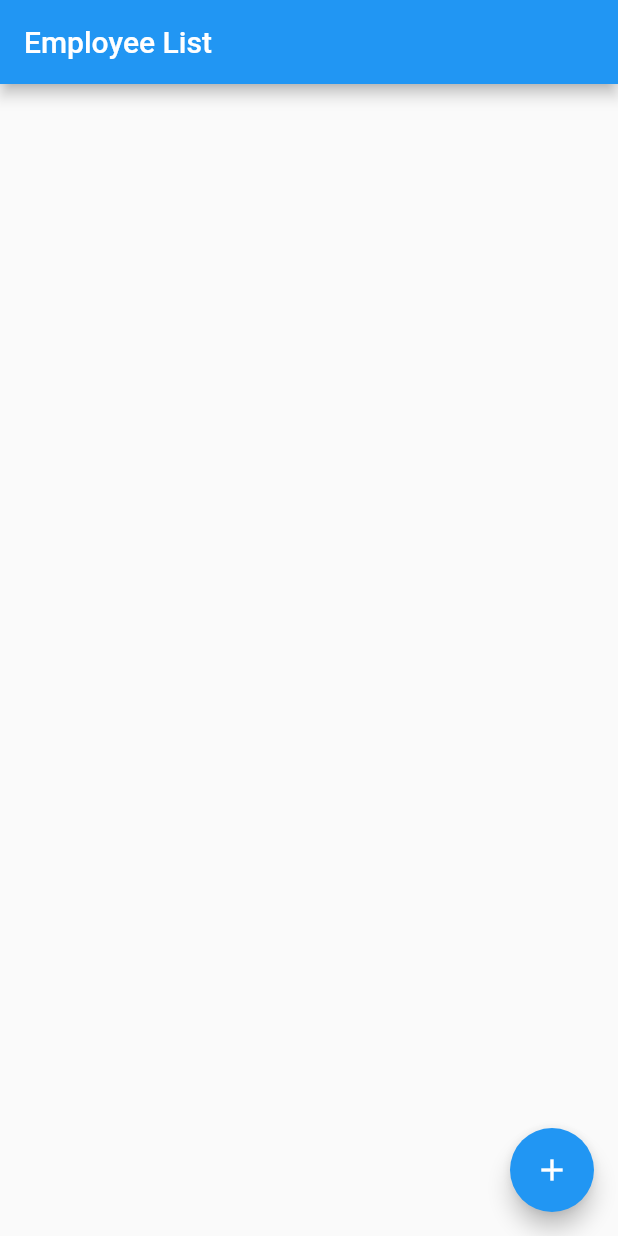
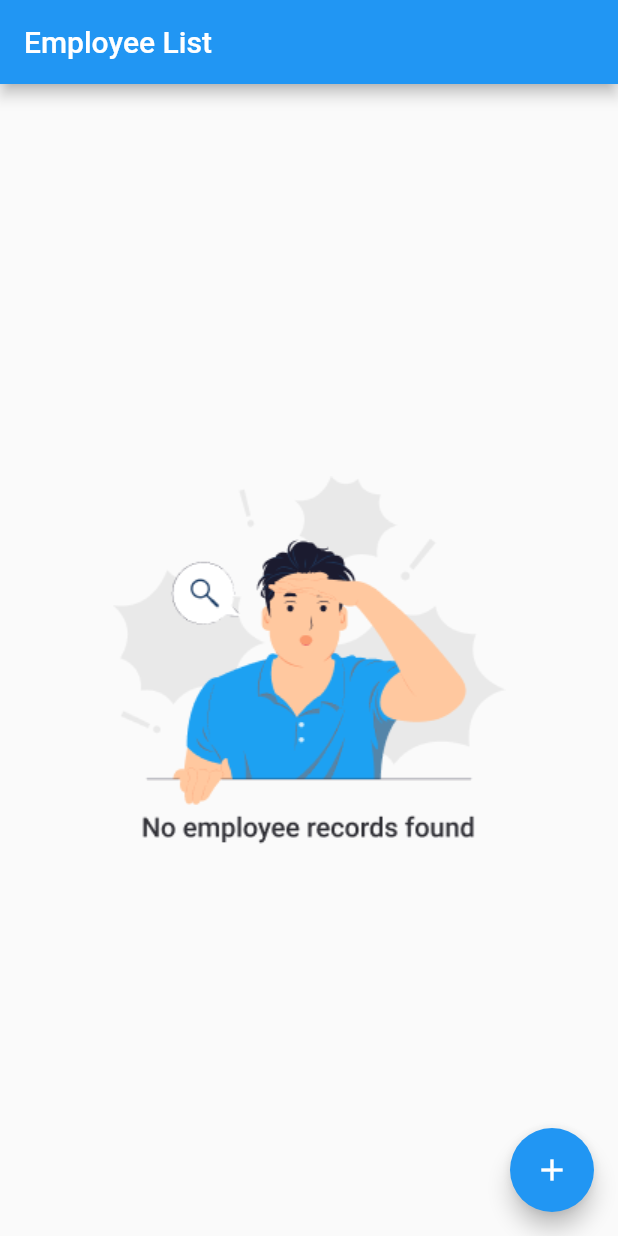
Before and after one commit to vitulgoyani/employee_demo, a Flutter app: the screen it shows after launch, on a phone screen of 412 x 824 dp. Run offline on Flutter 3.47's test engine with Material 2 defaults, Android fonts, the phone set to English and light mode, and no system bars; our stand-ins replace flutter_bloc, flutter_calendar_carousel, flutter_swipe_action_cell, hive; accounts and stored records are empty.

Commit message:
- handle bug for no data found

```diff
--- a/lib/cubits/emp_state.dart
+++ b/lib/cubits/emp_state.dart
@@ -5,6 +5,8 @@ abstract class EmpState {}
 class InitEmpState extends EmpState {}
 
 class LoadingEmpState extends EmpState {}
+
+class EmptyEmpState extends EmpState {}
 
 class ErrorEmpState extends EmpState {
   final String message;
--- a/lib/models/employee_data_model.dart
+++ b/lib/models/employee_data_model.dart
@@ -3,14 +3,15 @@
 //     final employeeData = employeeDataFromJson(jsonString);
 
 import 'dart:convert';
-import 'package:flutter/foundation.dart';
+
 import 'package:hive/hive.dart';
+
 part 'employee_data_model.g.dart';
-EmployeeData employeeDataFromJson(String str) => EmployeeData.fromJson(json.decode(str));
+
+EmployeeData employeeDataFromJson(String str) =>
+    EmployeeData.fromJson(json.decode(str));
 
 String employeeDataToJson(EmployeeData data) => json.encode(data.toJson());
-
-
 
 @HiveType(typeId: 1)
 class EmployeeData {
@@ -18,9 +19,9 @@ class EmployeeData {
   final String? empName;
   @HiveField(1)
   final String? empRole;
-  @HiveField(2)
+  @HiveField(2, defaultValue: null)
   final DateTime? fromDate;
-  @HiveField(3)
+  @HiveField(3, defaultValue: null)
   final DateTime? toDate;
 
   EmployeeData({
@@ -33,7 +34,8 @@ class EmployeeData {
   factory EmployeeData.fromJson(Map<String, dynamic> json) => EmployeeData(
         empName: json["empName"],
         empRole: json["empRole"],
-    fromDate: json["fromDate"] == null ? null : DateTime.parse(json["fromDate"]),
+        fromDate:
+            json["fromDate"] == null ? null : DateTime.parse(json["fromDate"]),
         toDate: json["toDate"] == null ? null : DateTime.parse(json["toDate"]),
       );
 
--- a/lib/repository/emp_repo.dart
+++ b/lib/repository/emp_repo.dart
@@ -16,7 +16,7 @@ class EmpRepo {
       {required String empName,
       required String empRole,
       required DateTime fromDate,
-      required DateTime toDate}) async {
+      required DateTime? toDate}) async {
     var box = await Hive.openBox('empBox');
     var empData = EmployeeData(
         empName: empName, empRole: empRole, fromDate: fromDate, toDate: toDate);
@@ -28,7 +28,7 @@ class EmpRepo {
       required String empRole,
       required int index,
       required DateTime fromDate,
-      required DateTime toDate}) async {
+      required DateTime? toDate}) async {
     var box = await Hive.openBox('empBox');
     var empData = EmployeeData(
         empName: empName, empRole: empRole, fromDate: fromDate, toDate: toDate);
--- a/lib/ui/employee_list_page.dart
+++ b/lib/ui/employee_list_page.dart
@@ -43,7 +43,11 @@ class _EmployeeListPageState extends State<EmployeeListPage> {
               ],
             ),
           );
-        } else if (state is ResponseEmpState) {
+        }
+        else if(state is EmptyEmpState){
+          return Center(child: Image.asset("assets/no_emp_found.png"));
+        }
+        else if (state is ResponseEmpState) {
           final empList = state.empList;
           return ListView.separated(
             itemCount: empList.length,
```
Also changed, not shown: lib/cubits/emp_cubit.dart (+7 -3 lines). Lines whose indentation alone changed are shown as unchanged.
